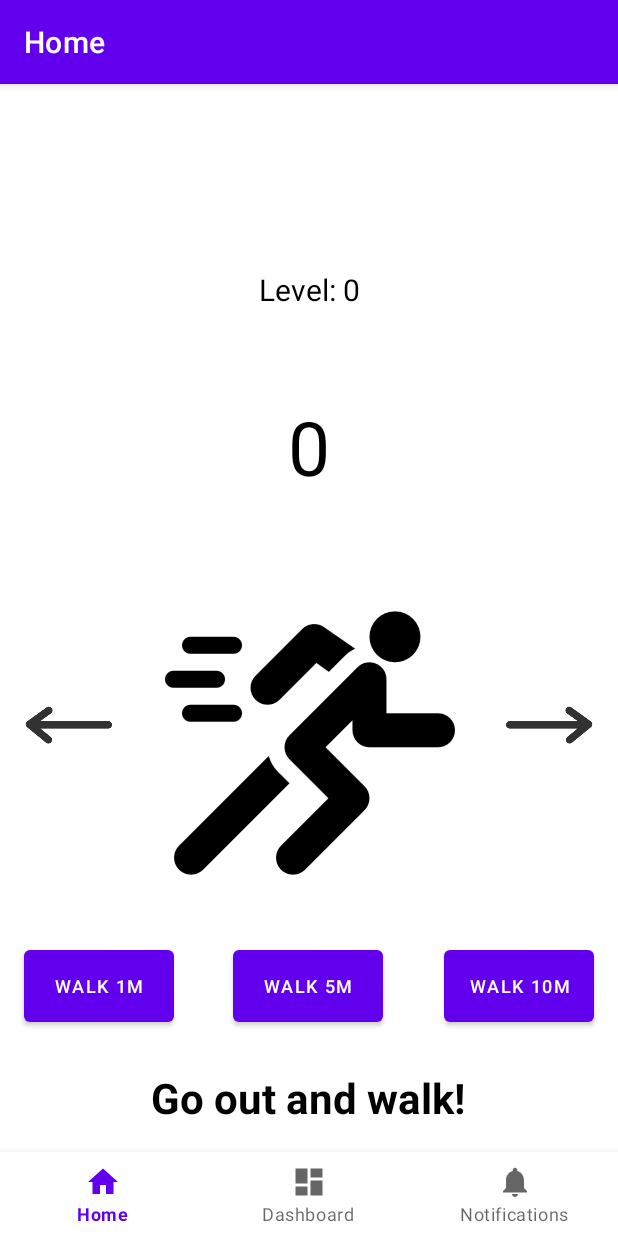
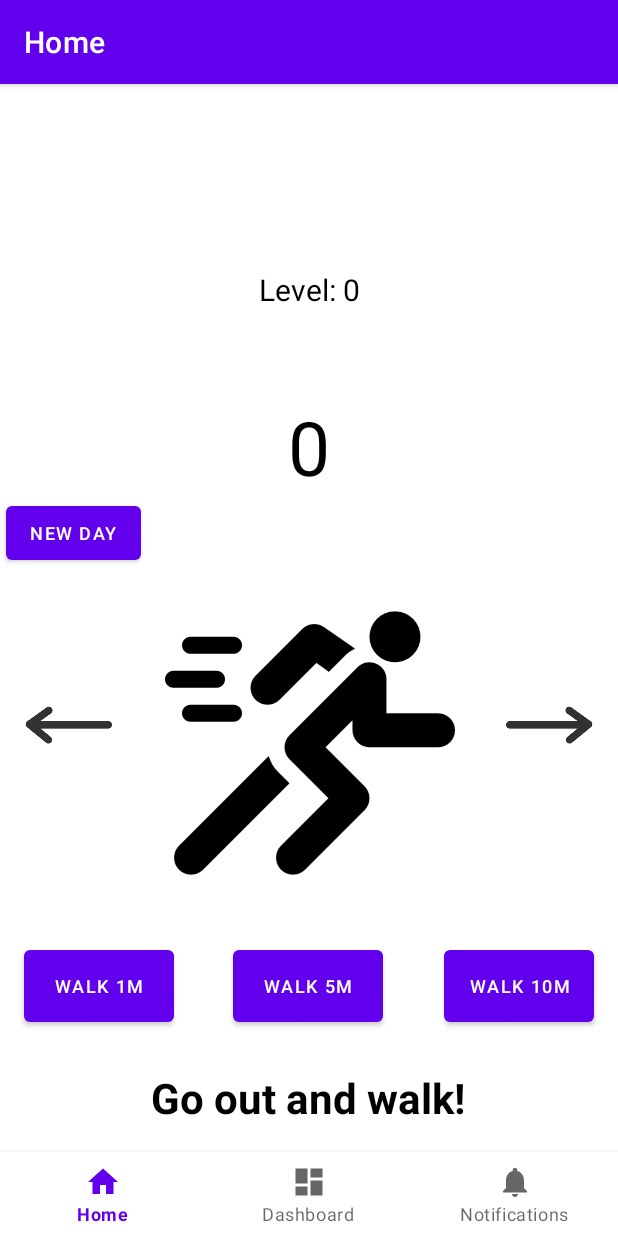
Before and after one commit to VagishVela/ubiquitous-rotary-phone, an Android app: the screen it shows after launch (MainActivity), on a phone screen of 412 x 824 dp. Run offline under Robolectric (Android 15) with nearby library versions, the phone set to English and light mode, and no system bars; our stand-ins replace navigation-ui.

Commit message:
Reset Button

```diff
--- a/app/src/main/java/com/example/urp/ui/home/HomeFragment.kt
+++ b/app/src/main/java/com/example/urp/ui/home/HomeFragment.kt
@@ -150,6 +150,14 @@ class HomeFragment : Fragment() {
             levelinfo.text = "Level: ${(MainActivity.score/10).toInt()}"
         }
 
+        val newDay = root.findViewById<Button>(R.id.newDay)
+        newDay.setOnClickListener {
+            MainActivity.score = 0
+            scoreText.text = "${MainActivity.score}"
+            levelinfo.text = "Level: 0"
+
+        }
+
         return root
     }
 }
--- a/app/src/main/res/layout/fragment_home.xml
+++ b/app/src/main/res/layout/fragment_home.xml
@@ -148,4 +148,15 @@
         app:layout_constraintStart_toStartOf="parent"
         app:layout_constraintTop_toBottomOf="@+id/point5"
         app:layout_constraintVertical_bias="0.128" />
+
+    <Button
+        android:id="@+id/newDay"
+        android:layout_width="wrap_content"
+        android:layout_height="wrap_content"
+        android:layout_marginStart="4dp"
+        android:layout_marginTop="67dp"
+        android:text="New Day"
+        android:textSize="12sp"
+        app:layout_constraintStart_toStartOf="parent"
+        app:layout_constraintTop_toTopOf="@+id/score" />
 </androidx.constraintlayout.widget.ConstraintLayout>
```
